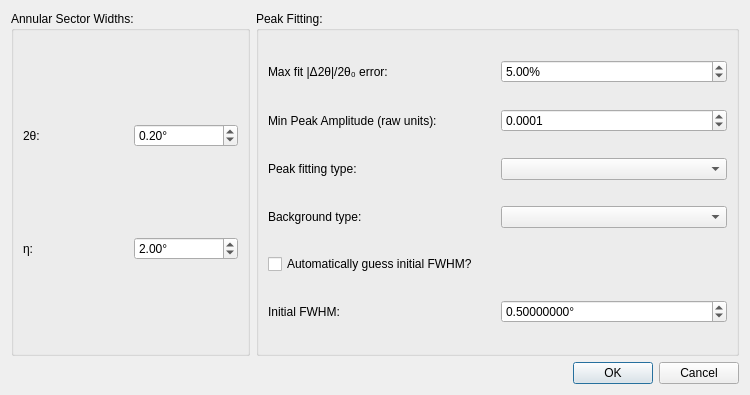
HEXRD/hexrdgui, file hexrdgui/resources/ui/powder_calibration_dialog.ui: the form before one commit.
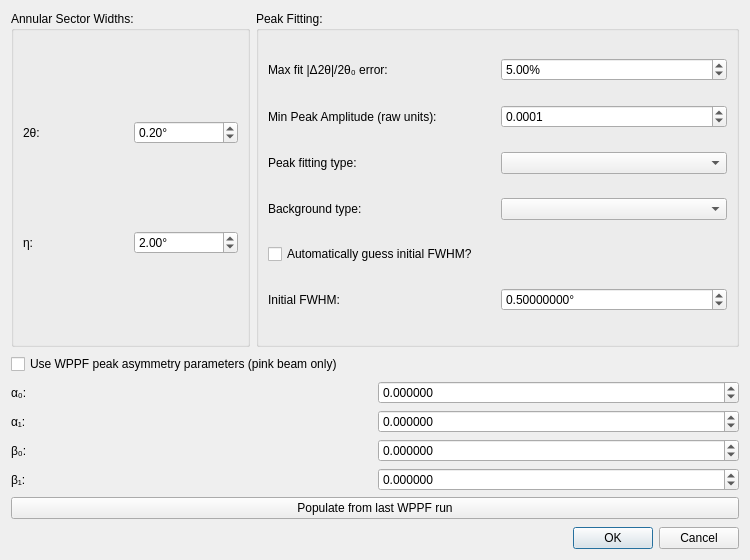
The form after the commit. Custom widgets are drawn as their Qt base class.

Commit message:
Allow fast powder asymmetry params manual set
There is also a button to automatically load these from WPPF if
available.

What changed in the file:
```diff
--- a/hexrdgui/resources/ui/powder_calibration_dialog.ui
+++ b/hexrdgui/resources/ui/powder_calibration_dialog.ui
@@ -7,14 +7,14 @@
     <x>0</x>
     <y>0</y>
     <width>750</width>
-    <height>395</height>
+    <height>560</height>
    </rect>
   </property>
   <property name="windowTitle">
    <string>Auto Pick Powder Points</string>
   </property>
   <layout class="QGridLayout" name="gridLayout_3">
-   <item row="3" column="0" colspan="3">
+   <item row="4" column="0" colspan="3">
     <widget class="QDialogButtonBox" name="button_box">
      <property name="standardButtons">
       <set>QDialogButtonBox::Cancel|QDialogButtonBox::Ok</set>
@@ -24,6 +24,128 @@
      </property>
     </widget>
    </item>
+   <item row="2" column="0" colspan="3">
+    <widget class="QWidget" name="asymmetry_container" native="true">
+     <layout class="QVBoxLayout" name="asymmetry_vbox">
+      <property name="leftMargin">
+       <number>0</number>
+      </property>
+      <property name="topMargin">
+       <number>0</number>
+      </property>
+      <property name="rightMargin">
+       <number>0</number>
+      </property>
+      <property name="bottomMargin">
+       <number>0</number>
+      </property>
+      <item>
+       <widget class="QCheckBox" name="use_wppf_asymmetry_check">
+        <property name="toolTip">
+         <string>&lt;html&gt;&lt;head/&gt;&lt;body&gt;&lt;p&gt;Fix the pink-beam shape (asymmetry) parameters to values taken from a prior WPPF refinement. Applied to every peak in every ring, with vary=False, replacing the per-ring shape fit. The parameters shown depend on the selected pink-beam peak fit type (α/β for DCS, σ for heating, τ for exponential).&lt;/p&gt;&lt;/body&gt;&lt;/html&gt;</string>
+        </property>
+        <property name="text">
+         <string>Use WPPF peak asymmetry parameters (pink beam only)</string>
+        </property>
+       </widget>
+      </item>
+      <item>
+       <layout class="QGridLayout" name="gridLayout_asym">
+      <item row="0" column="0">
+       <widget class="QLabel" name="asym_label_0">
+        <property name="text">
+         <string>α₀:</string>
+        </property>
+       </widget>
+      </item>
+      <item row="0" column="1">
+       <widget class="ScientificDoubleSpinBox" name="asym_value_0">
+        <property name="decimals">
+         <number>6</number>
+        </property>
+        <property name="minimum">
+         <double>-10000000.000000000000000</double>
+        </property>
+        <property name="maximum">
+         <double>10000000.000000000000000</double>
+        </property>
+       </widget>
+      </item>
+      <item row="1" column="0">
+       <widget class="QLabel" name="asym_label_1">
+        <property name="text">
+         <string>α₁:</string>
+        </property>
+       </widget>
+      </item>
+      <item row="1" column="1">
+       <widget class="ScientificDoubleSpinBox" name="asym_value_1">
+        <property name="decimals">
+         <number>6</number>
+        </property>
+        <property name="minimum">
+         <double>-10000000.000000000000000</double>
+        </property>
+        <property name="maximum">
+         <double>10000000.000000000000000</double>
+        </property>
+       </widget>
+      </item>
+      <item row="2" column="0">
+       <widget class="QLabel" name="asym_label_2">
+        <property name="text">
+         <string>β₀:</string>
+        </property>
+       </widget>
+      </item>
+      <item row="2" column="1">
+       <widget class="ScientificDoubleSpinBox" name="asym_value_2">
+        <property name="decimals">
+         <number>6</number>
+        </property>
+        <property name="minimum">
+         <double>-10000000.000000000000000</double>
+        </property>
+        <property name="maximum">
+         <double>10000000.000000000000000</double>
+        </property>
+       </widget>
+      </item>
+      <item row="3" column="0">
+       <widget class="QLabel" name="asym_label_3">
+        <property name="text">
+         <string>β₁:</string>
+        </property>
+       </widget>
+      </item>
+      <item row="3" column="1">
+       <widget class="ScientificDoubleSpinBox" name="asym_value_3">
+        <property name="decimals">
+         <number>6</number>
+        </property>
+        <property name="minimum">
+         <double>-10000000.000000000000000</double>
+        </property>
+        <property name="maximum">
+         <double>10000000.000000000000000</double>
+        </property>
+       </widget>
+      </item>
+      <item row="4" column="0" colspan="2">
+       <widget class="QPushButton" name="populate_from_wppf_button">
+        <property name="toolTip">
+         <string>&lt;html&gt;&lt;head/&gt;&lt;body&gt;&lt;p&gt;Populate the shape parameters from the most recent WPPF refinement.&lt;/p&gt;&lt;/body&gt;&lt;/html&gt;</string>
+        </property>
+        <property name="text">
+         <string>Populate from last WPPF run</string>
+        </property>
+       </widget>
+      </item>
+       </layout>
+      </item>
+     </layout>
+    </widget>
+   </item>
    <item row="0" column="1" rowspan="2" colspan="2">
     <widget class="QGroupBox" name="peak_fitting_group">
      <property name="title">
```
The commit also changes 4 other files.
